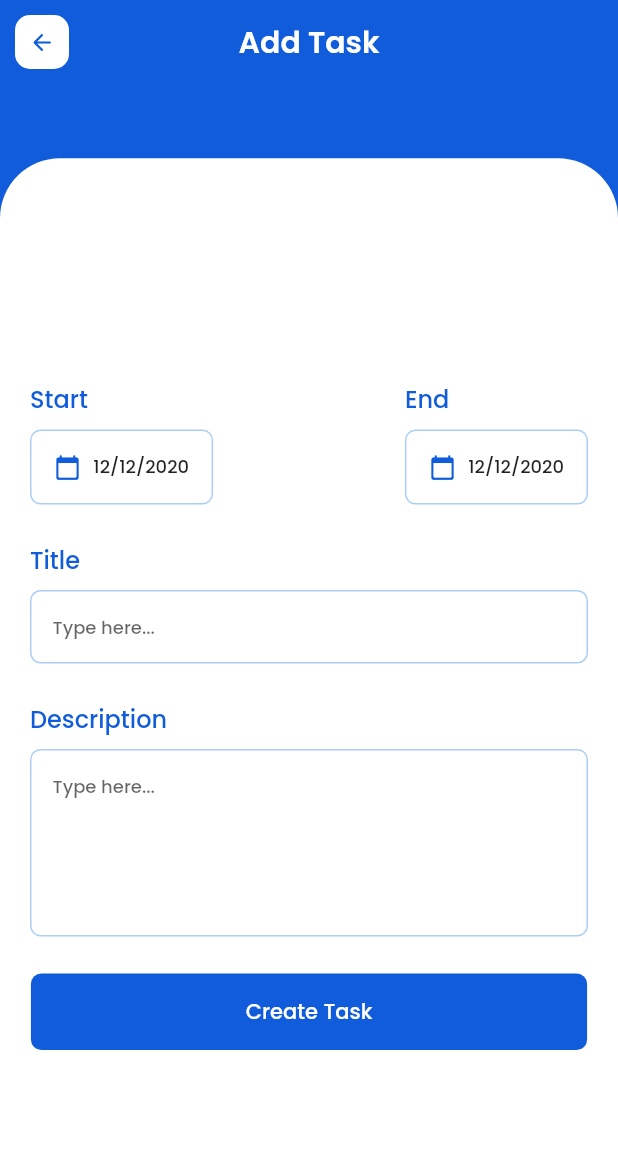
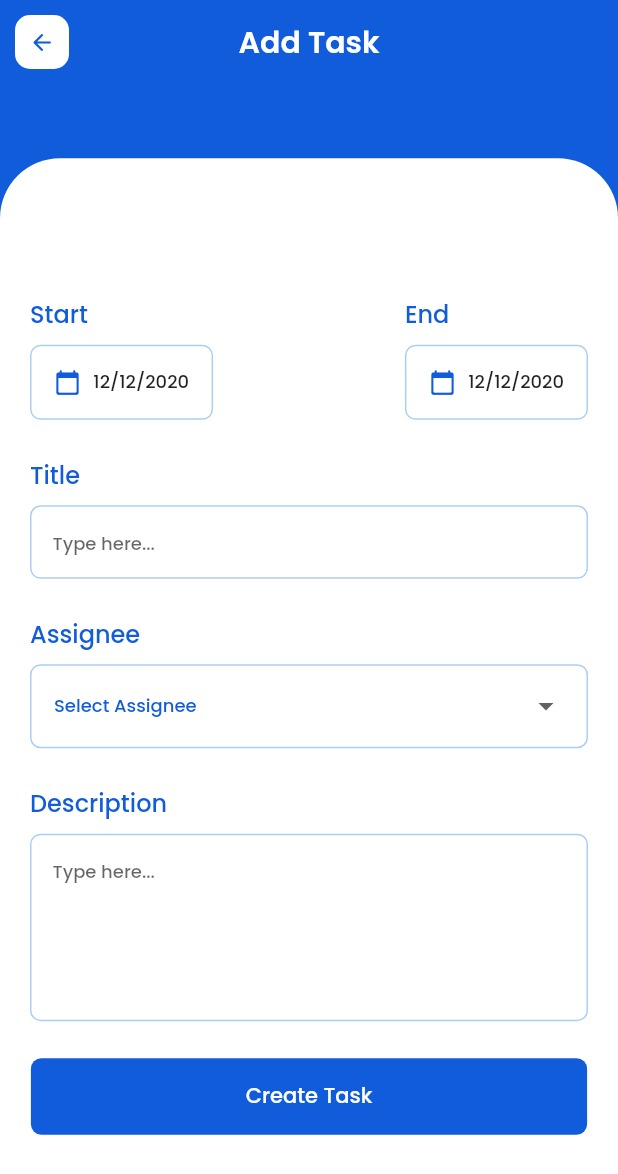
Before and after one commit to typecasted/tasq, a Flutter app: the AddOrEditTaskScreen screen opened directly, on a phone screen of 412 x 824 dp. Shown: the top 1174 px of the screen. Run offline on Flutter 3.47's test engine with Material 2 defaults, Android fonts, the phone set to English and light mode, and no system bars; our stand-ins replace flutter_svg, get, hive_flutter, otp_text_field; accounts and stored records are empty; network calls fail.

Commit message:
- added assignee dropdown

```diff
--- a/lib/modules/task/add_or_edit_task/add_task_controller.dart
+++ b/lib/modules/task/add_or_edit_task/add_task_controller.dart
@@ -7,6 +7,17 @@ class AddTaskController extends GetxController {
 
   Rx<TaskCategory> selectedCategory = TaskCategory.daily.obs;
 
+  List<String> assigneeList = [
+    "Select Assignee",
+    "Assignee 1",
+    "Assignee 2",
+    "Assignee 3",
+    "Assignee 4",
+    "Assignee 5",
+  ];
+
+  RxString selectedAssignee = "Select Assignee".obs;
+
 }
 
 enum TaskCategory {
--- a/lib/modules/task/add_or_edit_task/add_task_screen.dart
+++ b/lib/modules/task/add_or_edit_task/add_task_screen.dart
@@ -426,6 +426,76 @@ class _AddOrEditTaskScreenState extends State<AddOrEditTaskScreen> {
                       height: Get.height * 0.03,
                     ),
 
+                    /// drop down section
+
+                    Column(
+                      crossAxisAlignment: CrossAxisAlignment.start,
+                      children: [
+                        Text(
+                          AppStrings.assignee,
+                          style: TextStyle(
+                            fontSize: 16,
+                            fontWeight: FontWeight.w500,
+                            fontFamily: FontFamily.poppins,
+                            color: AppColors.primaryColor,
+                          ),
+                        ),
+                        SizedBox(
+                          height: Get.height * 0.01,
+                        ),
+
+                        /// category selection
+                        Obx(
+                          () {
+                            return Container(
+                              padding: const EdgeInsets.symmetric(
+                                horizontal: 15,
+                                vertical: 15,
+                              ),
+                              decoration: BoxDecoration(
+                                color: Colors.white,
+                                borderRadius: BorderRadius.circular(7),
+                                border: Border.all(
+                                  color: AppColors.primaryColorLight,
+                                  width: 1,
+                                ),
+                              ),
+                              child: DropdownButton<String>(
+                                isExpanded: true,
+                                underline: const SizedBox(),
+                                isDense: true,
+                                value: addTaskController.selectedAssignee.value,
+                                onChanged: (value) {
+                                  addTaskController.selectedAssignee.value =
+                                      value!;
+                                },
+                                items: List.generate(
+                                  addTaskController.assigneeList.length,
+                                  (index) => DropdownMenuItem(
+                                    value:
+                                        addTaskController.assigneeList[index],
+                                    child: Text(
+                                      addTaskController.assigneeList[index],
+                                      style: TextStyle(
+                                        fontSize: 12,
+                                        fontWeight: FontWeight.w500,
+                                        fontFamily: FontFamily.poppins,
+                                        color: AppColors.primaryColor,
+                                      ),
+                                    ),
+                                  ),
+                                ),
+                              ),
+                            );
+                          },
+                        ),
+                      ],
+                    ),
+
+                    SizedBox(
+                      height: Get.height * 0.03,
+                    ),
+
                     /// task description section
 
                     Text(
--- a/lib/utils/app_strings.dart
+++ b/lib/utils/app_strings.dart
@@ -82,4 +82,6 @@ class AppStrings {
   static String status = 'Status';
 
   static String remarks = 'Remarks';
+
+  static String assignee = 'Assignee';
 }
```
